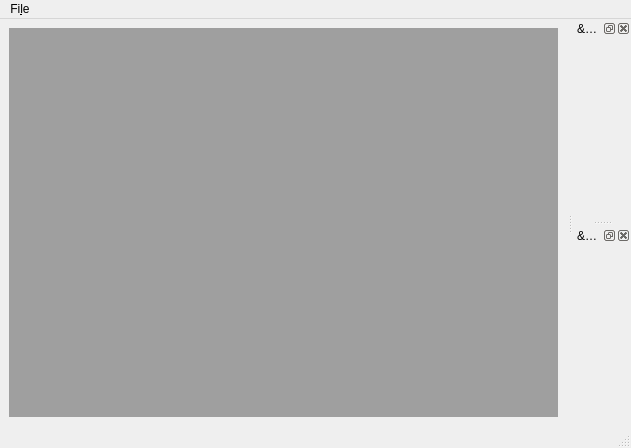
Before: the Qt Designer form ffmpeg_compositor/ui/mainview.ui in adamscott/ffmpeg-compositor, drawn with Qt 5.
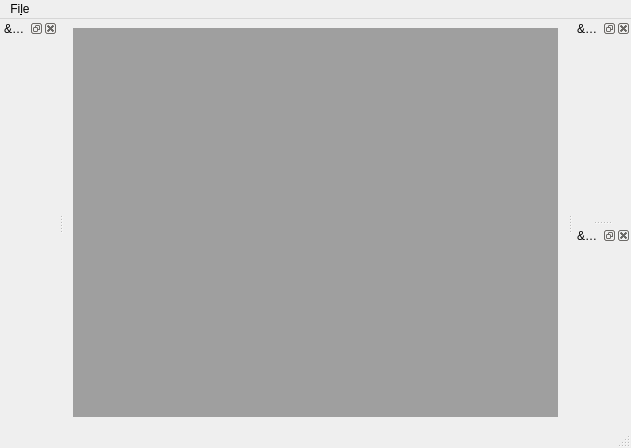
After: the same form once the commit is applied. Custom widgets are drawn as their Qt base class.

Diff of the .ui file:
```diff
--- a/ffmpeg_compositor/ui/mainview.ui
+++ b/ffmpeg_compositor/ui/mainview.ui
@@ -57,6 +57,18 @@
    </attribute>
    <widget class="FiltersView" name="filtersDockWidgetContents"/>
   </widget>
+  <widget class="QDockWidget" name="dockWidget">
+   <property name="floating">
+    <bool>false</bool>
+   </property>
+   <property name="windowTitle">
+    <string>&amp;GraphView</string>
+   </property>
+   <attribute name="dockWidgetArea">
+    <number>1</number>
+   </attribute>
+   <widget class="GraphView" name="dockWidgetContents"/>
+  </widget>
   <action name="actionNew">
    <property name="text">
     <string>&amp;New</string>
@@ -81,6 +93,12 @@
    <header>ffmpeg_compositor/views/parametersview.h</header>
    <container>1</container>
   </customwidget>
+  <customwidget>
+   <class>GraphView</class>
+   <extends>QWidget</extends>
+   <header>ffmpeg_compositor/views/graphview.h</header>
+   <container>1</container>
+  </customwidget>
  </customwidgets>
  <resources/>
  <connections/>
```
Left out of the diff: 2 changed lines with no effect on the pictures.
